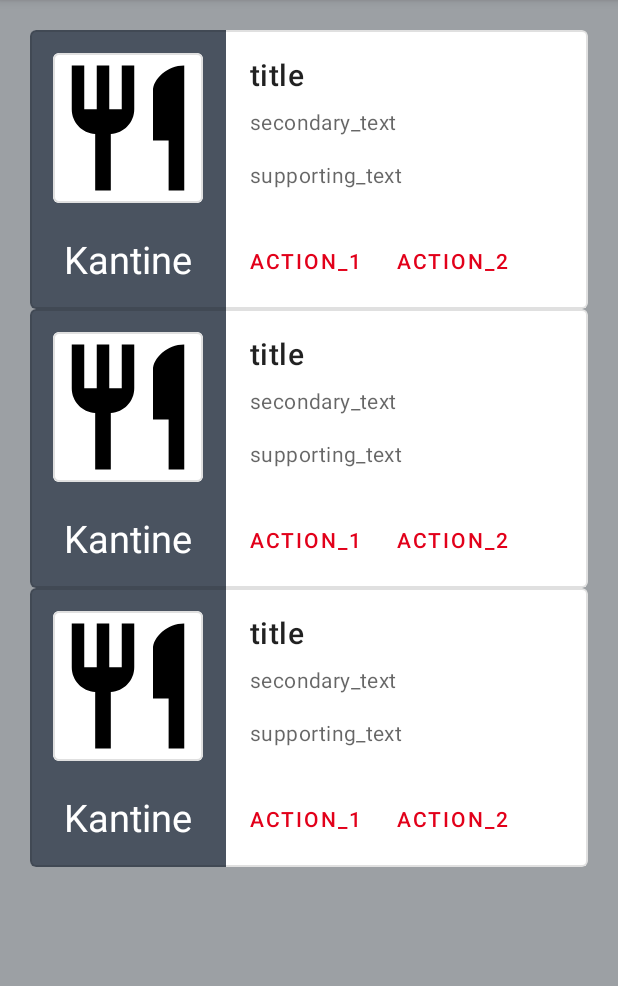
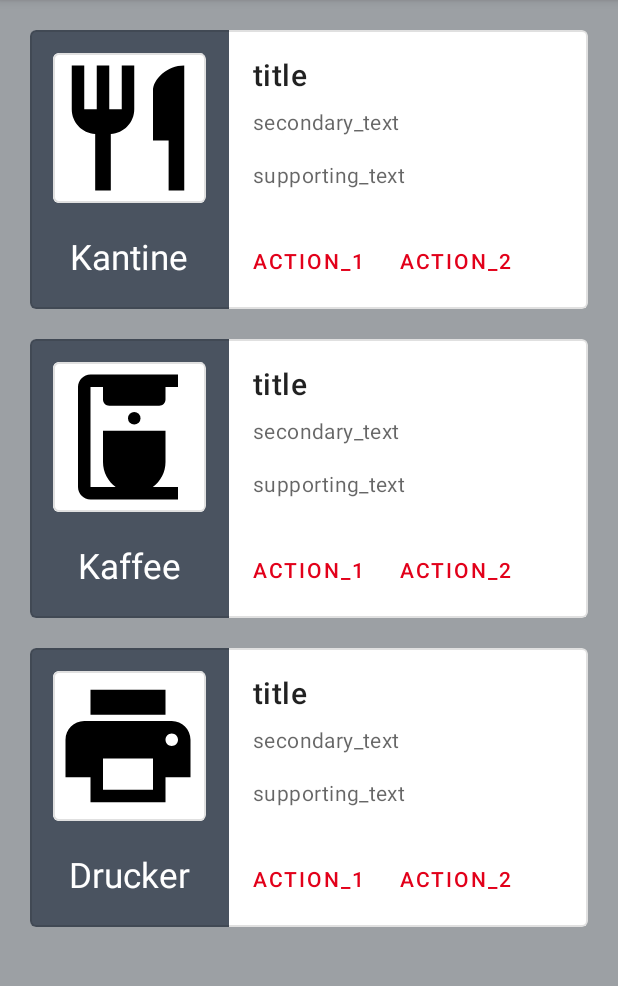
Before and after one commit to DHBWorld/DHBWorld, an Android app: the screen it shows after launch (MainActivity), on a phone screen of 412 x 824 dp, the part 84-1070 px from its top. Run offline under Robolectric (Android 15) with nearby library versions, the phone set to English and light mode, and no system bars.

Commit message:
user_interaction_messaging_service_layout.xml wurde um weitere cards erweitert

```diff
--- /dev/null
+++ b/app/src/main/res/drawable/baseline_coffee_maker_24.xml
@@ -0,0 +1,13 @@
+<vector xmlns:android="http://schemas.android.com/apk/res/android"
+    android:width="24dp"
+    android:height="24dp"
+    android:viewportWidth="24"
+    android:viewportHeight="24"
+    android:tint="@color/black">
+  <path
+      android:fillColor="@android:color/white"
+      android:pathData="M18,6V4h2V2H6C4.9,2 4,2.9 4,4v16c0,1.1 0.9,2 2,2h14v-2h-4.03C17.2,19.09 18,17.64 18,16v-5H8v5c0,1.64 0.81,3.09 2.03,4H6V4h2v2c0,0.55 0.45,1 1,1h8C17.55,7 18,6.55 18,6z"/>
+  <path
+      android:fillColor="@android:color/white"
+      android:pathData="M13,9m-1,0a1,1 0,1 1,2 0a1,1 0,1 1,-2 0"/>
+</vector>
--- /dev/null
+++ b/app/src/main/res/drawable/ic_baseline_print_24.xml
@@ -0,0 +1,10 @@
+<vector xmlns:android="http://schemas.android.com/apk/res/android"
+    android:width="24dp"
+    android:height="24dp"
+    android:viewportWidth="24"
+    android:viewportHeight="24"
+    android:tint="@color/black">
+  <path
+      android:fillColor="@android:color/white"
+      android:pathData="M19,8L5,8c-1.66,0 -3,1.34 -3,3v6h4v4h12v-4h4v-6c0,-1.66 -1.34,-3 -3,-3zM16,19L8,19v-5h8v5zM19,12c-0.55,0 -1,-0.45 -1,-1s0.45,-1 1,-1 1,0.45 1,1 -0.45,1 -1,1zM18,3L6,3v4h12L18,3z"/>
+</vector>
--- a/app/src/main/res/layout/user_interaction_messaging_service_layout.xml
+++ b/app/src/main/res/layout/user_interaction_messaging_service_layout.xml
@@ -1,13 +1,19 @@
 <?xml version="1.0" encoding="utf-8"?>
-<LinearLayout xmlns:android="http://schemas.android.com/apk/res/android"
+<ScrollView xmlns:android="http://schemas.android.com/apk/res/android"
     xmlns:app="http://schemas.android.com/apk/res-auto"
     xmlns:tools="http://schemas.android.com/tools"
     android:layout_width="match_parent"
     android:layout_height="match_parent"
     android:background="@color/grey_light"
-    android:orientation="vertical"
     android:padding="20dp"
     tools:context="com.main.dhbworld.Services.UserInteractionMessagingService">
+
+
+<LinearLayout
+    android:layout_width="match_parent"
+    android:layout_height="match_parent"
+    android:orientation="vertical"
+    >
 
 
     <com.google.android.material.card.MaterialCardView
@@ -18,6 +24,7 @@
         android:baselineAligned="false"
         app:strokeWidth="1dp"
         app:strokeColor="@color/stroke_color"
+
         app:cardElevation="0dp">
 
         <LinearLayout
@@ -62,15 +69,16 @@
                 android:layout_marginTop="20dp"
                 android:layout_marginRight="7dp"
                 android:layout_marginLeft="7dp"
+                android:gravity="center_horizontal"
 
-                android:layout_width="wrap_content"
+                android:layout_width="87dp"
                 android:layout_height="wrap_content"
                 android:layout_gravity="center_horizontal"
                 android:textColor="@color/white"
                 android:backgroundTint="@color/grey_dark"
                 android:clipToOutline="false"
                 android:text="Kantine"
-                android:textSize="25dp"/>
+                android:textSize="23dp"/>
         </LinearLayout>
 
 
@@ -111,7 +119,7 @@
 
             </LinearLayout>
 
-            <!-- Buttons -->
+
             <LinearLayout
                 android:layout_width="wrap_content"
                 android:layout_height="wrap_content"
@@ -137,6 +145,13 @@
 
     </com.google.android.material.card.MaterialCardView>
 
+    <LinearLayout
+        android:paddingTop="20dp"
+        android:paddingBottom="20dp"
+        android:layout_width="match_parent"
+        android:layout_height="wrap_content">
+
+
     <com.google.android.material.card.MaterialCardView
 
         android:layout_width="match_parent"
@@ -146,12 +161,13 @@
         app:strokeWidth="1dp"
         app:strokeColor="@color/stroke_color"
         app:cardElevation="0dp"
-        android:paddingBottom="10dp">
+        >
 
         <LinearLayout
             android:layout_width="match_parent"
             android:layout_height="wrap_content"
             android:orientation="horizontal"
+
             >
 
             <!-- Media -->
@@ -182,7 +198,7 @@
 
                         android:contentDescription="content_description_media"
                         android:scaleType="centerCrop"
-                        app:srcCompat="@drawable/ic_baseline_restaurant_24" />
+                        app:srcCompat="@drawable/baseline_coffee_maker_24" />
 
 
                 </com.google.android.material.card.MaterialCardView>
@@ -190,15 +206,16 @@
                     android:layout_marginTop="20dp"
                     android:layout_marginRight="7dp"
                     android:layout_marginLeft="7dp"
+                    android:gravity="center_horizontal"
 
-                    android:layout_width="wrap_content"
+                    android:layout_width="87dp"
                     android:layout_height="wrap_content"
                     android:layout_gravity="center_horizontal"
                     android:textColor="@color/white"
                     android:backgroundTint="@color/grey_dark"
                     android:clipToOutline="false"
-                    android:text="Kantine"
-                    android:textSize="25dp"/>
+                    android:text="Kaffee"
+                    android:textSize="23dp"/>
             </LinearLayout>
 
 
@@ -265,7 +282,7 @@
         </LinearLayout>
 
     </com.google.android.material.card.MaterialCardView>
-
+    </LinearLayout>
     <com.google.android.material.card.MaterialCardView
 
         android:layout_width="match_parent"
@@ -310,7 +327,7 @@
 
                         android:contentDescription="content_description_media"
                         android:scaleType="centerCrop"
-                        app:srcCompat="@drawable/ic_baseline_restaurant_24" />
+                        app:srcCompat="@drawable/ic_baseline_print_24" />
 
 
                 </com.google.android.material.card.MaterialCardView>
@@ -318,15 +335,16 @@
                     android:layout_marginTop="20dp"
                     android:layout_marginRight="7dp"
                     android:layout_marginLeft="7dp"
+                    android:gravity="center_horizontal"
 
-                    android:layout_width="wrap_content"
+                    android:layout_width="87dp"
                     android:layout_height="wrap_content"
                     android:layout_gravity="center_horizontal"
                     android:textColor="@color/white"
                     android:backgroundTint="@color/grey_dark"
                     android:clipToOutline="false"
-                    android:text="Kantine"
-                    android:textSize="25dp"/>
+                    android:text="Drucker"
+                    android:textSize="23dp"/>
             </LinearLayout>
 
 
@@ -350,6 +368,7 @@
                         android:textAppearance="?attr/textAppearanceHeadline6" />
 
                     <TextView
+
                         android:layout_width="wrap_content"
                         android:layout_height="wrap_content"
                         android:layout_marginTop="8dp"
@@ -394,3 +413,4 @@
     </com.google.android.material.card.MaterialCardView>
 
 </LinearLayout>
+</ScrollView>
```
